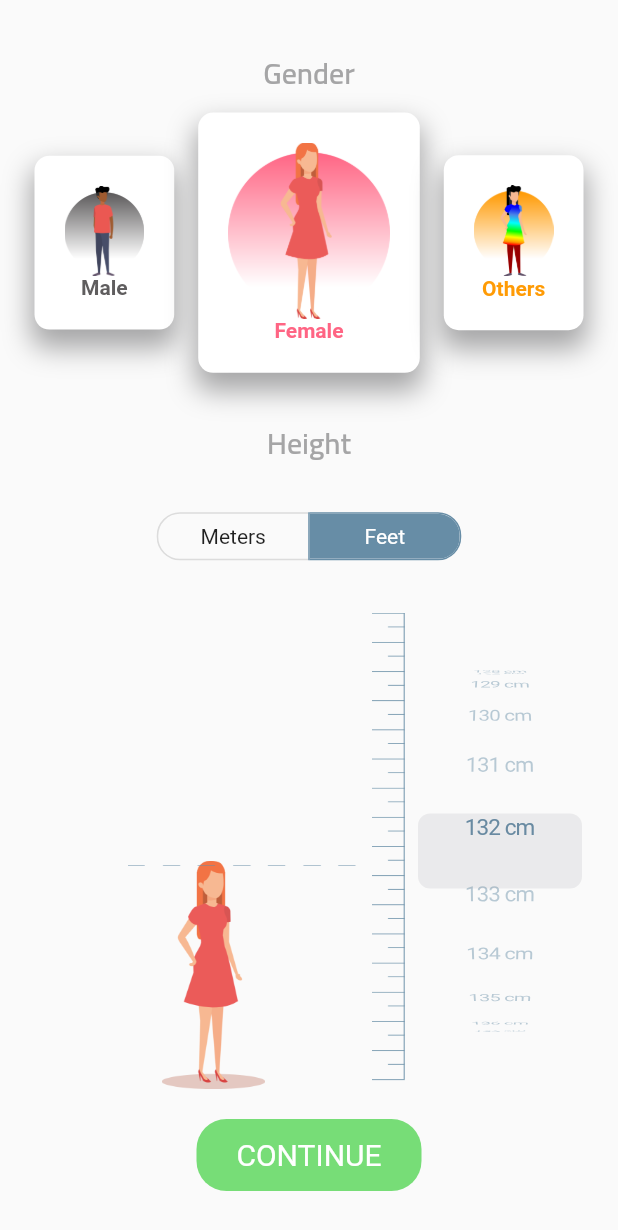
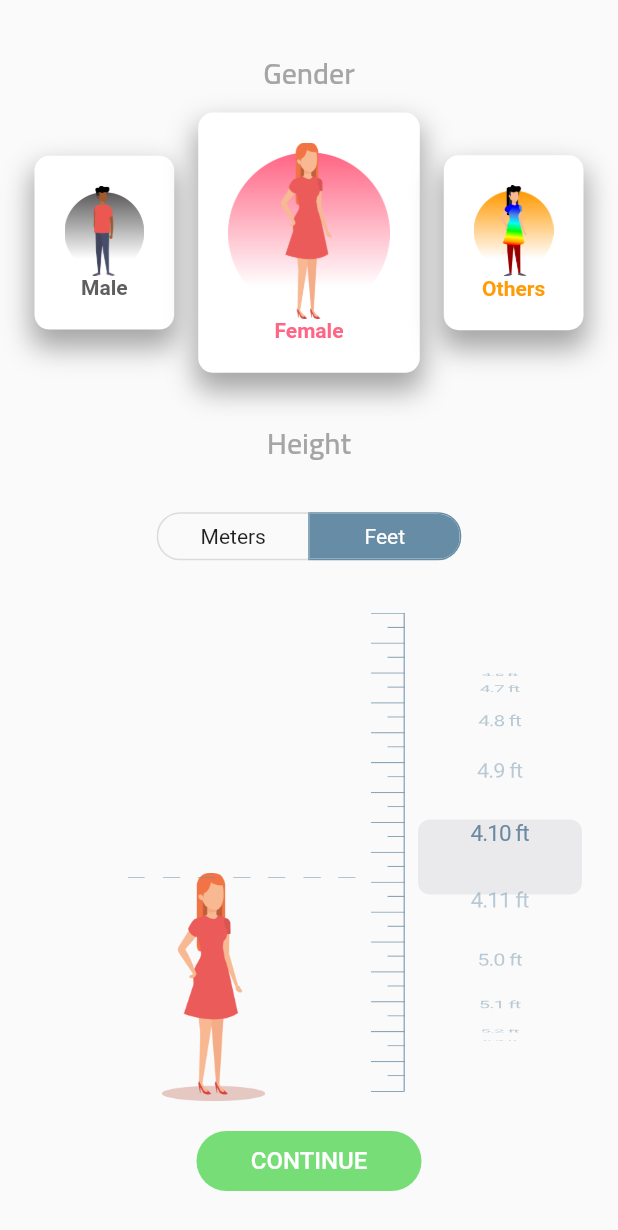
Before and after one commit to niraj97/Flutter-BMI-Calculator, a Flutter app: the screen it shows after launch, scrolled down 576 dp, after a tap on "Feet", on a phone screen of 412 x 824 dp. Shown: the top 1230 px of the screen. Run offline on Flutter 3.47's test engine with Material 2 defaults, Android fonts, the phone set to English and light mode, and no system bars; statements that could not run were skipped.

Commit message:
hight fixes

```diff
--- /dev/null
+++ b/lib/Gender/gender_card.dart
@@ -0,0 +1,63 @@
+import 'package:flutter/material.dart';
+import 'package:bmigoodui/constants.dart';
+
+class GenderCard extends StatefulWidget {
+  final String gender;
+  final String imgSrc;
+  const GenderCard({
+    Key key,
+    @required this.gender,
+    @required this.imgSrc,
+  }) : super(key: key);
+
+  @override
+  _GenderCardState createState() => _GenderCardState();
+}
+
+class _GenderCardState extends State<GenderCard> {
+  @override
+  Widget build(BuildContext context) {
+    return Padding(
+      padding: EdgeInsets.all(8.0),
+      child: Container(
+        padding: EdgeInsets.all(20),
+        decoration: BoxDecoration(
+          color: Colors.white,
+          borderRadius: BorderRadius.circular(10),
+          boxShadow: [
+            BoxShadow(
+              offset: Offset(0, 10),
+              blurRadius: 15,
+              spreadRadius: 2,
+              color: kShadowColor,
+            ),
+          ],
+        ),
+        child: Material(
+          color: Colors.transparent,
+          child: Column(
+            children: <Widget>[
+              Image(
+                image: AssetImage(widget.imgSrc),
+                width: MediaQuery.of(context).size.width,
+              ),
+              Text(
+                widget.gender,
+                textAlign: TextAlign.center,
+                style: TextStyle(
+                  fontSize: 14.0,
+                  color: (widget.gender == 'Male')
+                      ? kMaleColor
+                      : (widget.gender == 'Female')
+                          ? kFemaleColor
+                          : kOtherColor,
+                  fontWeight: FontWeight.w600,
+                ),
+              )
+            ],
+          ),
+        ),
+      ),
+    );
+  }
+}
--- a/lib/height/height_card.dart
+++ b/lib/height/height_card.dart
@@ -3,27 +3,24 @@ import 'package:flutter/cupertino.dart';
 import 'package:flutter/material.dart';
 
 class HeightCard extends StatefulWidget {
-  String genderImageSrc;
-  HeightCard({
-    Key key,
-    this.genderImageSrc,
-  }) : super(key: key);
+  final String genderImageSrc;
+  final String unit;
+  HeightCard({Key key, this.genderImageSrc, this.unit}) : super(key: key);
   @override
-  _HeightCardState createState() => _HeightCardState(genderImageSrc);
+  _HeightCardState createState() => _HeightCardState();
 }
 
 class _HeightCardState extends State<HeightCard> {
   double imageHeight = 140.0;
   double heightMark = 135.0;
-  List<Text> heightTexts = [];
-  String genderImageSrc;
+  List<Text> heightTextMeter = [];
+  List<Text> heightTextFeet = [];
 
-  _HeightCardState(this.genderImageSrc);
-
-  pickerChildren() {
+  pickerChildrenMeters() {
     for (int i = 120; i <= 230; i++) {
-      heightTexts.add(Text(
-        '$i cm',
+      String x = (i / 100).toStringAsFixed(2);
+      heightTextMeter.add(Text(
+        '$x m',
         style: TextStyle(
           fontSize: 15.0,
           color: kPickerColor,
@@ -32,11 +29,30 @@ class _HeightCardState extends State<HeightCard> {
     }
   }
 
+  pickerChildrenFeet() {
+    for (int i = 3; i < 8; i++) {
+      for (int j = 0; j < 12; j++) {
+        if (i == 7 && j == 8) break;
+        if (i == 3 && j < 10) continue;
+        heightTextFeet.add(Text(
+          '$i.$j ft',
+          style: TextStyle(
+            fontSize: 15.0,
+            color: kPickerColor,
+          ),
+        ));
+      }
+    }
+
+    for (int i = 120; i <= 230; i++) {}
+  }
+
   @override
   void initState() {
     // TODO: implement initState
     super.initState();
-    pickerChildren();
+    pickerChildrenMeters();
+    pickerChildrenFeet();
   }
 
   @override
@@ -52,7 +68,7 @@ class _HeightCardState extends State<HeightCard> {
               children: <Widget>[
                 Container(
                   child: Image(
-                    image: AssetImage(genderImageSrc),
+                    image: AssetImage(widget.genderImageSrc),
                     height: imageHeight,
                   ),
                 ),
@@ -82,11 +98,17 @@ class _HeightCardState extends State<HeightCard> {
               itemExtent: 50,
               onSelectedItemChanged: (value) {
                 setState(() {
-                  imageHeight = 140.0 + value.toDouble();
-                  heightMark = 135.0 + value.toDouble();
+                  if (widget.unit == 'meters') {
+                    imageHeight = 140.0 + value.toDouble();
+                    heightMark = 135.0 + value.toDouble();
+                  } else {
+                    imageHeight = 140.0 + 2.5 * value.toDouble();
+                    heightMark = 135.0 + 2.5 * value.toDouble();
+                  }
                 });
               },
-              children: heightTexts,
+              children:
+                  (widget.unit == 'meters') ? heightTextMeter : heightTextFeet,
             ),
           ),
         ],
--- a/lib/main.dart
+++ b/lib/main.dart
@@ -1,4 +1,3 @@
-import 'package:bmigoodui/constants.dart';
 import 'package:bmigoodui/screens/home_page.dart';
 import 'package:flutter/cupertino.dart';
 import 'package:flutter/material.dart';
--- a/lib/screens/home_page.dart
+++ b/lib/screens/home_page.dart
@@ -1,6 +1,7 @@
 import 'package:flutter/material.dart';
 import 'package:bmigoodui/constants.dart';
 import 'package:bmigoodui/height/height_card.dart';
+import 'package:bmigoodui/Gender/gender_card.dart';
 
 const int inActiveFlex = 2;
 const int activeFlex = 3;
@@ -18,6 +19,7 @@ class _HomePageState extends State<HomePage> {
   int otherFlex = inActiveFlex;
   String genderClicked = 'female';
   String genderImgSrc = 'assets/images/female_shad.png';
+  String units = 'meters';
 
   updateFlex() {
     if (genderClicked == 'male') {
@@ -146,8 +148,10 @@ class _HomePageState extends State<HomePage> {
                         buttonIndex++) {
                       if (buttonIndex == index) {
                         selections[buttonIndex] = true;
+                        units = 'feet';
                       } else {
                         selections[buttonIndex] = false;
+                        units = 'meters';
                       }
                     }
                   });
@@ -159,27 +163,31 @@ class _HomePageState extends State<HomePage> {
               ),
               HeightCard(
                 genderImageSrc: genderImgSrc,
+                unit: units,
               ),
               SizedBox(
                 height: 20.0,
               ),
               Container(
                 width: 150.0,
+                height: 40.0,
                 decoration: BoxDecoration(
                   color: kButtonColor,
                   borderRadius: BorderRadius.all(Radius.circular(20.0)),
                 ),
-                child: RawMaterialButton(
-                  onPressed: () {
+                child: InkWell(
+                  onTap: () {
                     //continue action
-                    print('button Clicked');
+                    Navigator.push(context, )
                   },
-                  child: Text(
-                    'CONTINUE',
-                    style: TextStyle(
-                      fontSize: 20.0,
-                      color: Colors.white,
-                      fontWeight: FontWeight.w400,
+                  child: Center(
+                    child: Text(
+                      'CONTINUE',
+                      style: TextStyle(
+                        fontSize: 16.0,
+                        color: Colors.white,
+                        fontWeight: FontWeight.w500,
+                      ),
                     ),
                   ),
                 ),
@@ -191,64 +199,3 @@ class _HomePageState extends State<HomePage> {
     );
   }
 }
-
-class GenderCard extends StatefulWidget {
-  final String gender;
-  final String imgSrc;
-  const GenderCard({
-    Key key,
-    @required this.gender,
-    @required this.imgSrc,
-  }) : super(key: key);
-
-  @override
-  _GenderCardState createState() => _GenderCardState();
-}
-
-class _GenderCardState extends State<GenderCard> {
-  @override
-  Widget build(BuildContext context) {
-    return Padding(
-      padding: EdgeInsets.all(8.0),
-      child: Container(
-        padding: EdgeInsets.all(20),
-        decoration: BoxDecoration(
-          color: Colors.white,
-          borderRadius: BorderRadius.circular(10),
-          boxShadow: [
-            BoxShadow(
-              offset: Offset(0, 10),
-              blurRadius: 15,
-              spreadRadius: 2,
-              color: kShadowColor,
-            ),
-          ],
-        ),
-        child: Material(
-          color: Colors.transparent,
-          child: Column(
-            children: <Widget>[
-              Image(
-                image: AssetImage(widget.imgSrc),
-                width: MediaQuery.of(context).size.width,
-              ),
-              Text(
-                widget.gender,
-                textAlign: TextAlign.center,
-                style: TextStyle(
-                  fontSize: 14.0,
-                  color: (widget.gender == 'Male')
-                      ? kMaleColor
-                      : (widget.gender == 'Female')
-                          ? kFemaleColor
-                          : kOtherColor,
-                  fontWeight: FontWeight.w600,
-                ),
-              )
-            ],
-          ),
-        ),
-      ),
-    );
-  }
-}
--- /dev/null
+++ b/lib/screens/weight_page.dart
@@ -0,0 +1,19 @@
+import 'package:flutter/material.dart';
+
+class WeightPage extends StatefulWidget {
+  @override
+  _WeightPageState createState() => _WeightPageState();
+}
+
+class _WeightPageState extends State<WeightPage> {
+  @override
+  Widget build(BuildContext context) {
+    return Scaffold(
+      body: SafeArea(
+        child: Container(
+          color: Colors.grey,
+        ),
+      ),
+    );
+  }
+}
```
